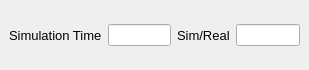
golems/grip2, file qtWidgets/ui/time_display.ui: the form before one commit.
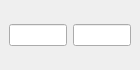
The form after the commit.

What changed in the file:
```diff
--- a/qtWidgets/ui/time_display.ui
+++ b/qtWidgets/ui/time_display.ui
@@ -6,7 +6,7 @@
    <rect>
     <x>0</x>
     <y>0</y>
-    <width>309</width>
+    <width>140</width>
     <height>70</height>
    </rect>
   </property>
@@ -44,35 +44,22 @@
   <widget class="QWidget" name="dockWidgetContents">
    <layout class="QHBoxLayout" name="horizontalLayout">
     <item>
-     <widget class="QLabel" name="label">
-      <property name="font">
-       <font>
-        <pointsize>10</pointsize>
-       </font>
+     <widget class="QLineEdit" name="time_edit_sim">
+      <property name="toolTip">
+       <string>&lt;html&gt;&lt;head/&gt;&lt;body&gt;&lt;p&gt;Simulation time&lt;/p&gt;&lt;/body&gt;&lt;/html&gt;</string>
       </property>
-      <property name="text">
-       <string>Simulation Time</string>
+      <property name="frame">
+       <bool>true</bool>
       </property>
      </widget>
     </item>
     <item>
-     <widget class="QLineEdit" name="time_edit_sim"/>
-    </item>
-    <item>
-     <widget class="QLabel" name="label_2">
-      <property name="font">
-       <font>
-        <pointsize>10</pointsize>
-       </font>
+     <widget class="QLineEdit" name="time_edit_rel">
+      <property name="toolTip">
+       <string>&lt;html&gt;&lt;head/&gt;&lt;body&gt;&lt;p&gt;Simulation time relative to real time (ie. 0.5 is two times slower than real time. 2.0 is twice as fast as real time)&lt;/p&gt;&lt;/body&gt;&lt;/html&gt;</string>
       </property>
-      <property name="text">
-       <string>Sim/Real</string>
-      </property>
      </widget>
     </item>
-    <item>
-     <widget class="QLineEdit" name="time_edit_rel"/>
-    </item>
    </layout>
   </widget>
  </widget>
```
